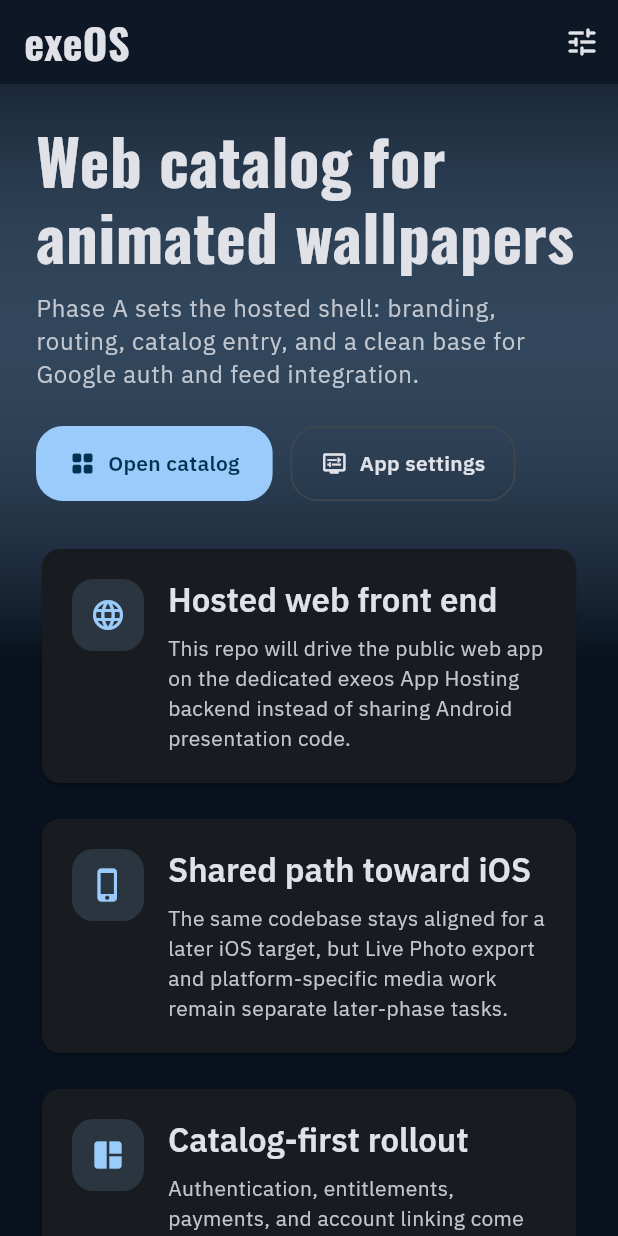
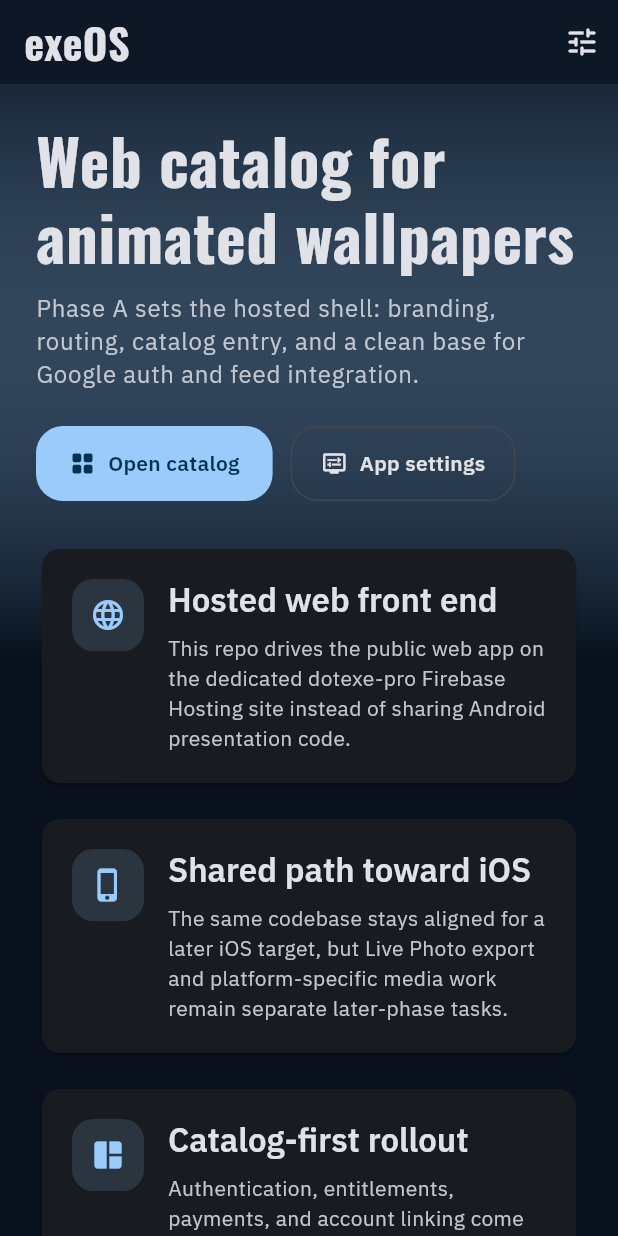
Before and after one commit to arthuss/exeOS, a Flutter app: the screen it shows after launch, on a phone screen of 412 x 824 dp. Run offline on Flutter 3.47's test engine with Material 3 defaults, Android fonts, the phone set to English and light mode, and no system bars; our stand-ins replace go_router, google_fonts.

Commit message:
Configure Firebase Hosting for exeOS

```diff
--- a/lib/features/home/presentation/home_screen.dart
+++ b/lib/features/home/presentation/home_screen.dart
@@ -67,7 +67,7 @@
             const _FeatureCard(
               title: 'Hosted web front end',
               body:
-                  'This repo will drive the public web app on the dedicated exeos App Hosting backend instead of sharing Android presentation code.',
+                  'This repo drives the public web app on the dedicated dotexe-pro Firebase Hosting site instead of sharing Android presentation code.',
               icon: Icons.language_rounded,
             ),
             const SizedBox(height: 16),
```
Also changed, not shown: firebase.json (added), 4 other files.
